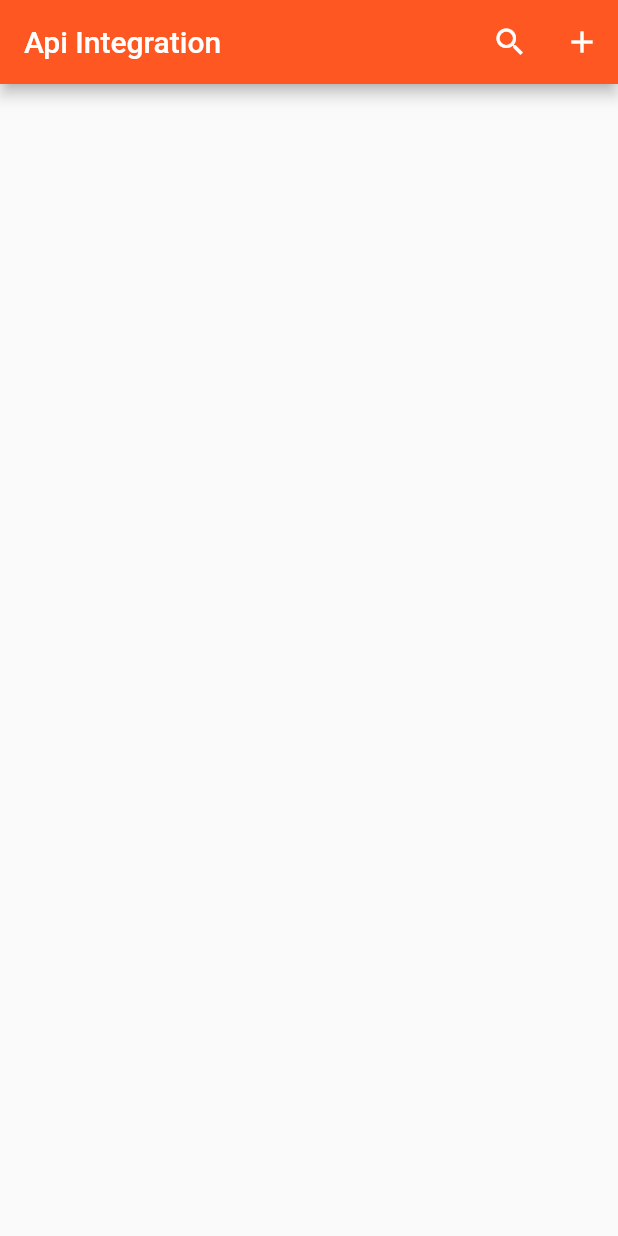
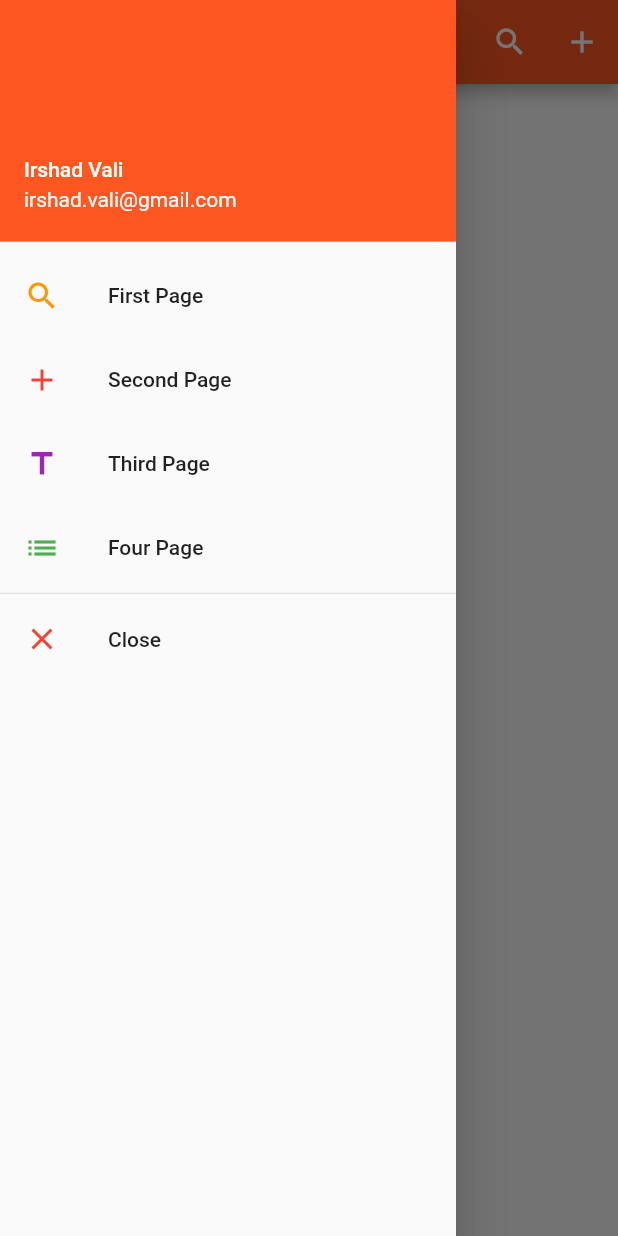
Before and after one commit to irshadvali/flutter_json_api_integration, a Flutter app: the screen it shows after launch, with the side drawer open (before the commit the screen has no drawer), on a phone screen of 412 x 824 dp. Run offline on Flutter 3.47's test engine with Material 2 defaults, Android fonts, the phone set to English and light mode, and no system bars.

Commit message:
drawer design

```diff
--- a/lib/HomePage.dart
+++ b/lib/HomePage.dart
@@ -9,16 +9,69 @@ class _HomeState extends State<Home> {
   @override
   Widget build(BuildContext context) {
     return Scaffold(
+      appBar: new AppBar(
+        title: new Text("Api Integration"),
+        backgroundColor: Colors.deepOrange,
+        actions: <Widget>[
+          new IconButton(
+              icon: new Icon(Icons.search),
+              onPressed: () => debugPrint("Search")),
+          new IconButton(
+              icon: new Icon(Icons.add), onPressed: () => debugPrint("add"))
+        ],
+      ),
+      drawer: new Drawer(
+        child: new ListView(
+          children: <Widget>[
+            new UserAccountsDrawerHeader(
+              accountName: new Text("Irshad Vali"),
+              accountEmail: new Text("irshad.vali@gmail.com"),
+              decoration: new BoxDecoration(color: Colors.deepOrange),
+            ),
+            new ListTile(
+              title: new Text("First Page"),
+              leading: new Icon(Icons.search, color: Colors.orange),
+              onTap: () {
+                Navigator.of(context).pop();
+              },
+            ),
 
-appBar: new AppBar(
-  title:  new Text("Api Integration"),
-  backgroundColor: Colors.deepOrange,
-  actions: <Widget>[
-    new IconButton(icon: new Icon(Icons.search), onPressed: ()=>debugPrint("Search")),
-    new IconButton(icon: new Icon(Icons.add), onPressed: ()=> debugPrint("add"))
+            new ListTile(
+              title: new Text("Second Page"),
+              leading: new Icon(Icons.add, color: Colors.red),
+              onTap: () {
+                Navigator.of(context).pop();
+              },
+            ),
+            new ListTile(
+              title: new Text("Third Page"),
+              leading: new Icon(Icons.title, color: Colors.purple),
+              onTap: () {
+                Navigator.of(context).pop();
+              },
+            ),
+            new ListTile(
+              title: new Text("Four Page"),
+              leading: new Icon(Icons.list, color: Colors.green),
+              onTap: () {
+                Navigator.of(context).pop();
+              },
+            ),
 
-  ],
-),
+            new Divider(
+              height: 5.0,
+            ),
+            new ListTile(
+              title: new Text("Close"),
+              leading: new Icon(Icons.close, color: Colors.red),
+              onTap: () {
+                Navigator.of(context).pop();
+              },
+            ),
+
+          ],
+        ),
+      ),
     );
   }
 }
```
